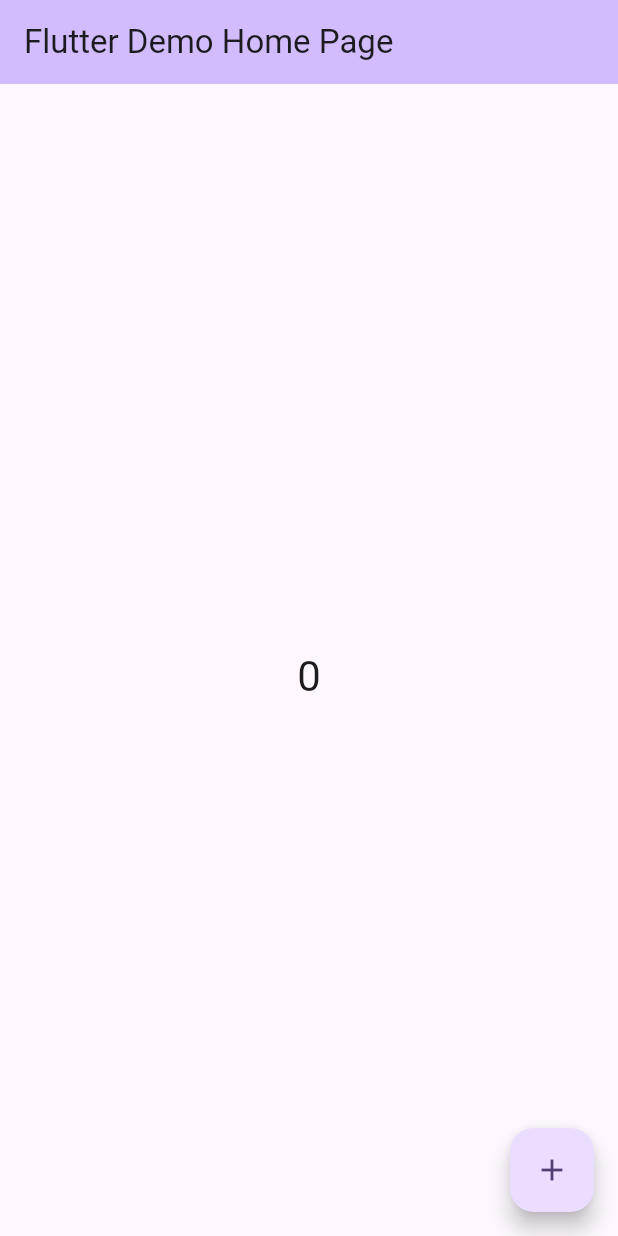
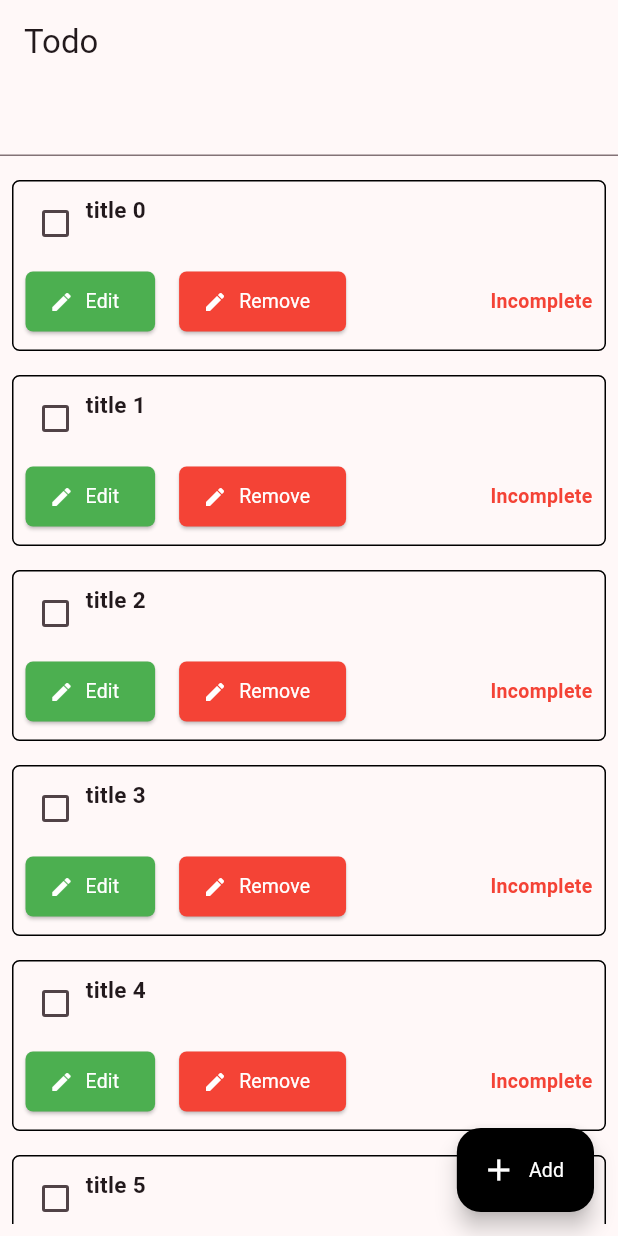
Before and after one commit to Neathvan/todo_project_demo, a Flutter app: the screen it shows after launch, on a phone screen of 412 x 824 dp. Run offline on Flutter 3.47's test engine with Material 2 defaults, Android fonts, the phone set to English and light mode, and no system bars; our stand-ins replace get.

Commit message:
Merge branch 'master' of https://github.com/Neathvan/todo_project_demo into master

```diff
--- /dev/null
+++ b/lib/controller/todo_controller.dart
@@ -0,0 +1,46 @@
+import 'package:get/get_state_manager/get_state_manager.dart';
+import 'package:todo_project_demo/model/todo_model.dart';
+
+class TodoController extends GetxController with StateMixin<List<TodoModel>> {
+  List<TodoModel> todoList = [];
+
+  @override
+  void onInit() {
+    getTodoList();
+    super.onInit();
+  }
+
+  Future getTodoList() async {
+    todoList = List.generate(
+        10,
+        (index) => TodoModel(
+              id: index,
+              title: "title $index",
+            ));
+
+    change(todoList, status: RxStatus.success());
+    return;
+  }
+
+  Future removeTodo(TodoModel todo) async {
+    todoList.removeWhere((element) => element.id == todo.id);
+    update();
+  }
+
+  Future editTodo(TodoModel todo) async {
+    update();
+  }
+
+  Future addTodo(TodoModel todo) async {
+    update();
+  }
+
+  Future searchTodo(TodoModel todo) async {
+    update();
+  }
+
+  Future markTodo(TodoModel todo) async {
+    todo.updateStatus();
+    update();
+  }
+}
--- /dev/null
+++ b/lib/helper/colors.dart
@@ -0,0 +1,10 @@
+import 'package:flutter/material.dart';
+
+class KColors {
+  static var red = Colors.red;
+  static var black = Colors.black;
+  static var green = Colors.green;
+  static var blue = Colors.blue;
+  static var yellow = Colors.yellow;
+  static var white = Colors.white;
+}
--- /dev/null
+++ b/lib/helper/config.dart
@@ -0,0 +1,3 @@
+class Config {
+  static var appName = 'Todo';
+}
--- a/lib/main.dart
+++ b/lib/main.dart
@@ -1,4 +1,7 @@
 import 'package:flutter/material.dart';
+import 'package:get/get.dart';
+import 'package:todo_project_demo/controller/todo_controller.dart';
+import 'package:todo_project_demo/ui/home_screen.dart';
 
 void main() {
   runApp(const MyApp());
@@ -7,119 +10,23 @@ void main() {
 class MyApp extends StatelessWidget {
   const MyApp({super.key});
 
-  // This widget is the root of your application.
   @override
   Widget build(BuildContext context) {
-    return MaterialApp(
-      title: 'Flutter Demo',
+    return GetMaterialApp(
+      title: 'Todo',
       theme: ThemeData(
-        // This is the theme of your application.
-        //
-        // TRY THIS: Try running your application with "flutter run". You'll see
-        // the application has a blue toolbar. Then, without quitting the app,
-        // try changing the seedColor in the colorScheme below to Colors.green
-        // and then invoke "hot reload" (save your changes or press the "hot
-        // reload" button in a Flutter-supported IDE, or press "r" if you used
-        // the command line to start the app).
-        //
-        // Notice that the counter didn't reset back to zero; the application
-        // state is not lost during the reload. To reset the state, use hot
-        // restart instead.
-        //
-        // This works for code too, not just values: Most code changes can be
-        // tested with just a hot reload.
-        colorScheme: ColorScheme.fromSeed(seedColor: Colors.deepPurple),
+        colorScheme: ColorScheme.fromSeed(seedColor: Colors.black),
         useMaterial3: true,
       ),
-      home: const MyHomePage(title: 'Flutter Demo Home Page'),
+      initialBinding: MyAppBinding(),
+      home: HomeScreen(),
     );
   }
 }
 
-class MyHomePage extends StatefulWidget {
-  const MyHomePage({super.key, required this.title});
-
-  // This widget is the home page of your application. It is stateful, meaning
-  // that it has a State object (defined below) that contains fields that affect
-  // how it looks.
-
-  // This class is the configuration for the state. It holds the values (in this
-  // case the title) provided by the parent (in this case the App widget) and
-  // used by the build method of the State. Fields in a Widget subclass are
-  // always marked "final".
-
-  final String title;
-
+class MyAppBinding implements Bindings {
   @override
-  State<MyHomePage> createState() => _MyHomePageState();
-}
-
-class _MyHomePageState extends State<MyHomePage> {
-  int _counter = 0;
-
-  void _incrementCounter() {
-    setState(() {
-      // This call to setState tells the Flutter framework that something has
-      // changed in this State, which causes it to rerun the build method below
-      // so that the display can reflect the updated values. If we changed
-      // _counter without calling setState(), then the build method would not be
-      // called again, and so nothing would appear to happen.
-      _counter++;
-    });
-  }
-
-  @override
-  Widget build(BuildContext context) {
-    // This method is rerun every time setState is called, for instance as done
-    // by the _incrementCounter method above.
-    //
-    // The Flutter framework has been optimized to make rerunning build methods
-    // fast, so that you can just rebuild anything that needs updating rather
-    // than having to individually change instances of widgets.
-    return Scaffold(
-      appBar: AppBar(
-        // TRY THIS: Try changing the color here to a specific color (to
-        // Colors.amber, perhaps?) and trigger a hot reload to see the AppBar
-        // change color while the other colors stay the same.
-        backgroundColor: Theme.of(context).colorScheme.inversePrimary,
-        // Here we take the value from the MyHomePage object that was created by
-        // the App.build method, and use it to set our appbar title.
-        title: Text(widget.title),
-      ),
-      body: Center(
-        // Center is a layout widget. It takes a single child and positions it
-        // in the middle of the parent.
-        child: Column(
-          // Column is also a layout widget. It takes a list of children and
-          // arranges them vertically. By default, it sizes itself to fit its
-          // children horizontally, and tries to be as tall as its parent.
-          //
-          // Column has various properties to control how it sizes itself and
-          // how it positions its children. Here we use mainAxisAlignment to
-          // center the children vertically; the main axis here is the vertical
-          // axis because Columns are vertical (the cross axis would be
-          // horizontal).
-          //
-          // TRY THIS: Invoke "debug painting" (choose the "Toggle Debug Paint"
-          // action in the IDE, or press "p" in the console), to see the
-          // wireframe for each widget.
-          mainAxisAlignment: MainAxisAlignment.center,
-          children: <Widget>[
-            const Text(
-              '',
-            ),
-            Text(
-              '$_counter',
-              style: Theme.of(context).textTheme.headlineMedium,
-            ),
-          ],
-        ),
-      ),
-      floatingActionButton: FloatingActionButton(
-        onPressed: _incrementCounter,
-        tooltip: 'Increment',
-        child: const Icon(Icons.add),
-      ), // This trailing comma makes auto-formatting nicer for build methods.
-    );
+  void dependencies() {
+    Get.lazyPut<TodoController>(() => TodoController());
   }
 }
--- /dev/null
+++ b/lib/model/todo_model.dart
@@ -0,0 +1,49 @@
+import 'package:flutter/material.dart';
+import 'package:todo_project_demo/helper/colors.dart';
+
+class TodoModel {
+  TodoModel(
+      {this.id = 0, this.isEdit = 0, this.isMark = 0, this.status, this.title});
+
+  int id;
+  int isEdit, isMark;
+  String? title, status;
+
+  bool get todoIsEdit => isEdit.isNegative;
+  bool get todoIsMark => isMark.isOdd;
+
+  updateStatus() {
+    if (todoStatus == TodoStatus.incomplete) {
+      isMark = 1;
+      return status = TodoStatus.completed.keyword;
+    }
+    isMark = 0;
+    return status = TodoStatus.incomplete.keyword;
+  }
+
+  TodoStatus get todoStatus =>
+      TodoStatus.values.firstWhere((element) => element.keyword == status,
+          orElse: () => TodoStatus.incomplete);
+}
+
+enum TodoStatus {
+  completed('completed'),
+  incomplete('incomplete');
+
+  MaterialColor get statusColor {
+    return switch (this) {
+      incomplete => KColors.red,
+      completed => KColors.green,
+    };
+  }
+
+  String get title {
+    return switch (this) {
+      incomplete => 'completed',
+      completed => 'incomplete',
+    };
+  }
+
+  const TodoStatus(this.keyword);
+  final String keyword;
+}
--- /dev/null
+++ b/lib/model/user_model.dart
@@ -0,0 +1,5 @@
+class UserModel {
+  final int id;
+
+  UserModel({this.id = 0});
+}
--- /dev/null
+++ b/lib/ui/component/task_cell.dart
@@ -0,0 +1,91 @@
+import 'package:flutter/material.dart';
+import 'package:get/get.dart';
+import 'package:todo_project_demo/helper/colors.dart';
+import 'package:todo_project_demo/helper/k_extension.dart';
+import 'package:todo_project_demo/model/todo_model.dart';
+
+class TaskCell extends StatelessWidget {
+  final TodoModel todoModel;
+  final VoidCallback onRemove, onEdit, onMark;
+  const TaskCell(
+      {super.key,
+      required this.todoModel,
+      required this.onRemove,
+      required this.onEdit,
+      required this.onMark});
+
+  @override
+  Widget build(BuildContext context) {
+    return Container(
+      width: Get.width,
+      padding: EdgeInsets.all(Measure.paddingLevel2),
+      margin: EdgeInsets.symmetric(vertical: Measure.paddingLevel2),
+      decoration: BoxDecoration(
+          border: Border.all(),
+          borderRadius: BorderRadius.circular(Measure.borderRaduisl1)),
+      child: Column(
+        crossAxisAlignment: CrossAxisAlignment.start,
+        mainAxisAlignment: MainAxisAlignment.start,
+        children: [
+          Row(
+            crossAxisAlignment: CrossAxisAlignment.start,
+            mainAxisAlignment: MainAxisAlignment.start,
+            children: [
+              Checkbox(
+                  materialTapTargetSize: MaterialTapTargetSize.shrinkWrap,
+                  value: todoModel.todoIsMark,
+                  onChanged: (v) => onMark()),
+              Expanded(
+                child: Text(
+                  todoModel.title!,
+                  style: Get.textTheme.black15Bold.copyWith(
+                      decoration: todoModel.todoIsMark
+                          ? TextDecoration.lineThrough
+                          : null),
+                ),
+              )
+            ],
+          ),
+          Measure.paddingLevel2.height,
+          Row(
+            children: [
+              _buildBtn(KColors.green,
+                  icon: Icons.edit, name: 'Edit', callback: onEdit),
+              Measure.paddingLevel1.width,
+              _buildBtn(KColors.red,
+                  icon: Icons.edit, name: 'Remove', callback: onRemove),
+              const Spacer(),
+              Text(
+                todoModel.todoStatus.keyword.capitalizeFirst!,
+                style: Get.textTheme.black13Bold
+                    .copyWith(color: todoModel.todoStatus.statusColor),
+              )
+            ],
+          )
+        ],
+      ),
+    );
+  }
+
+  ElevatedButton _buildBtn(Color backgroundColor,
+      {required String name,
+      required IconData icon,
+      required VoidCallback callback}) {
+    return ElevatedButton.icon(
+      onPressed: callback,
+      style: ElevatedButton.styleFrom(
+          backgroundColor: backgroundColor,
+          shape: RoundedRectangleBorder(
+              borderRadius: BorderRadius.circular(Measure.borderRaduisl1))),
+      icon: Icon(
+        Icons.edit,
+        size: 16,
+        color: KColors.white,
+      ),
+      label: Text(
+        name,
+        style: Get.textTheme.white13,
+      ),
+    );
+  }
+}
--- /dev/null
+++ b/lib/ui/home_screen.dart
@@ -0,0 +1,81 @@
+import 'package:flutter/material.dart';
+import 'package:get/get.dart';
+import 'package:todo_project_demo/controller/todo_controller.dart';
+import 'package:todo_project_demo/helper/colors.dart';
+import 'package:todo_project_demo/helper/config.dart';
+import 'package:todo_project_demo/helper/k_extension.dart';
+import 'package:todo_project_demo/model/todo_model.dart';
+import 'package:todo_project_demo/ui/component/add_task_dialog.dart';
+import 'package:todo_project_demo/ui/component/task_cell.dart';
+
+class HomeScreen extends GetView<TodoController> {
+  const HomeScreen({super.key});
+
+  @override
+  Widget build(BuildContext context) {
+    return Scaffold(
+      appBar: AppBar(title: Text(Config.appName)),
+      body: _body(context),
+      floatingActionButton: FloatingActionButton.extended(
+        onPressed: () => _onAdd(context),
+        backgroundColor: Colors.black,
+        icon: Icon(
+          Icons.add,
+          color: KColors.white,
+        ),
+        label: Text(
+          "Add",
+          style: Get.textTheme.white13,
+        ),
+      ),
+    );
+  }
+
+  Column _body(BuildContext context) {
+    return Column(children: [TextField(), _todoListLayout(context)]);
+  }
+
+  Widget _todoListLayout(BuildContext context) {
+    return controller.obx(
+      (state) => Expanded(
+          child: ListView.builder(
+              itemCount: controller.todoList.length,
+              itemBuilder: (_, i) {
+                var task = controller.todoList[i];
+                return TaskCell(
+                    onEdit: () => _onEdit(context, task),
+                    onMark: () => _onMark(task),
+                    onRemove: () => _onRemove(task),
+                    todoModel: task);
+              }).marginAll(Measure.paddingLevel2)),
+    );
+  }
+
+  _onEdit(BuildContext context, TodoModel task) {
+    return showDialog(
+        context: context,
+        builder: (context) {
+          return AddTaskDialog(
+            todoModel: task,
+          );
+        });
+  }
+
+  _onMark(TodoModel task) {
+    controller.markTodo(task);
+  }
+
+  _onRemove(TodoModel task) {
+    controller.removeTodo(task);
+  }
+
+  _onAdd(BuildContext context) {
+    return showDialog(
+        context: context,
+        builder: (context) {
+          return AddTaskDialog();
+        });
+  }
+
+  _onSearch(k) {}
+}
--- a/pubspec.yaml
+++ b/pubspec.yaml
@@ -35,6 +35,7 @@ dependencies:
   # The following adds the Cupertino Icons font to your application.
   # Use with the CupertinoIcons class for iOS style icons.
   cupertino_icons: ^1.0.2
+  get: ^4.6.6
 
 dev_dependencies:
   flutter_test:
```
Also changed, not shown: lib/helper/k_extension.dart (added, +34 -0 lines), lib/ui/component/add_task_dialog.dart (added, +86 -0 lines), pubspec.lock.
